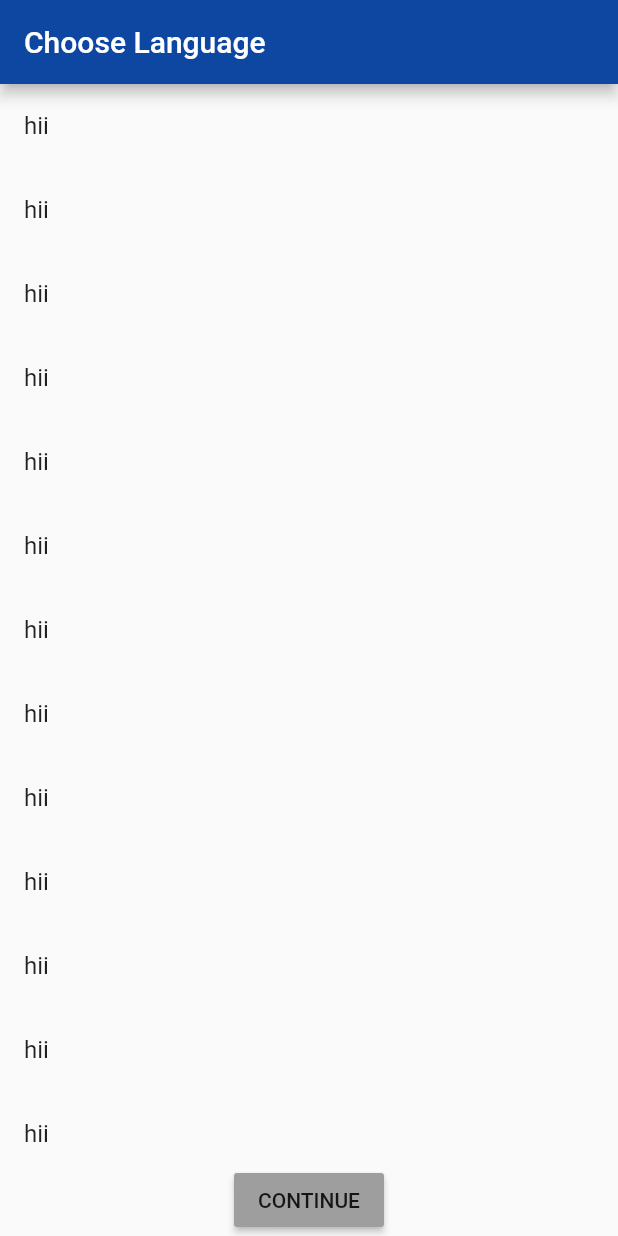
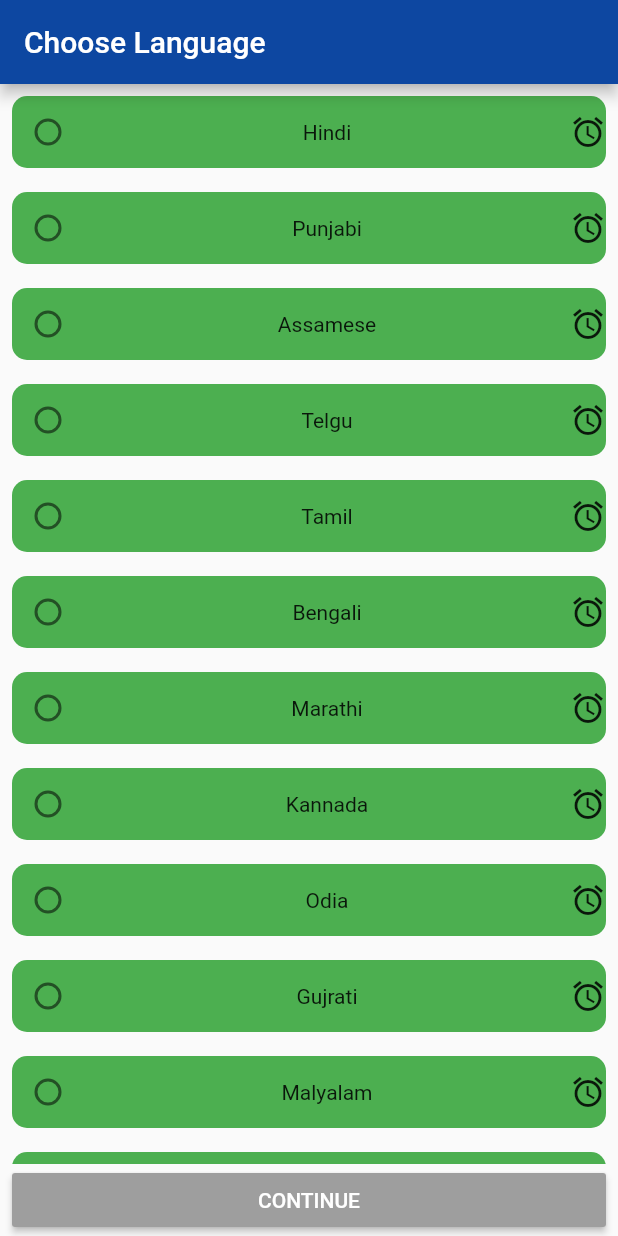
Before and after one commit to akarshbarar/flipkart_clone, a Flutter app: the screen it shows after launch, on a phone screen of 412 x 824 dp. Run offline on Flutter 3.47's test engine with Material 2 defaults, Android fonts, the phone set to English and light mode, and no system bars.

Commit message:
language page

```diff
--- a/lib/Language.dart
+++ b/lib/Language.dart
@@ -1,3 +1,4 @@
+import 'package:flipkart/UTILS/languageTitleEnum.dart';
 import 'package:flutter/material.dart';
 
 class Language extends StatefulWidget {
@@ -7,7 +8,24 @@ class Language extends StatefulWidget {
   _LanguageState createState() => _LanguageState();
 }
 
+LanguageTitleEnum? _languageTitleEnum = LanguageTitleEnum.English;
+
 class _LanguageState extends State<Language> {
+  String lang = "";
+  var list = [
+    "Hindi",
+    "Punjabi",
+    "Assamese",
+    "Telgu",
+    "Tamil",
+    "Bengali",
+    "Marathi",
+    "Kannada",
+    "Odia",
+    "Gujrati",
+    "Malyalam",
+    "English"
+  ];
   @override
   Widget build(BuildContext context) {
     return SafeArea(
@@ -21,18 +39,52 @@ class _LanguageState extends State<Language> {
           children: [
             Expanded(
               child: ListView.builder(
-                  itemCount: 100,
+                  itemCount: 12,
                   itemBuilder: (context, i) {
-                    return ListTile(
-                      title: Text("hii"),
-                    );
+                    return languageTile(context, i);
                   }),
             ),
-            MaterialButton(
-              onPressed: () {},
-              color: Colors.grey,
-              child: Text("CONTINUE"),
-            )
+            SizedBox(
+                width: MediaQuery.of(context).size.width,
+                child: Padding(
+                  padding: const EdgeInsets.only(left: 8.0, right: 8.0),
+                  child: MaterialButton(
+                    onPressed: () {},
+                    color: lang.length == 0 ? Colors.grey : Colors.orange,
+                    child: Text(
+                      "CONTINUE",
+                      style: TextStyle(color: Colors.white),
+                    ),
+                  ),
+                )),
+          ],
+        ),
+      ),
+    );
+  }
+
+  Widget languageTile(BuildContext context, int index) {
+    return Padding(
+      padding: const EdgeInsets.all(8.0),
+      child: Container(
+        decoration: BoxDecoration(
+          borderRadius: BorderRadius.circular(10),
+          color: Colors.green,
+        ),
+        child: Row(
+          mainAxisAlignment: MainAxisAlignment.spaceBetween,
+          children: [
+            Radio(
+              value: list[index],
+              groupValue: lang,
+              onChanged: (String? value) {
+                setState(() {
+                  lang = value!;
+                });
+              },
+            ),
+            Text(list[index]),
+            Icon(Icons.access_alarm)
           ],
         ),
       ),
--- /dev/null
+++ b/lib/UTILS/languageTitleEnum.dart
@@ -0,0 +1,14 @@
+enum LanguageTitleEnum {
+  Hindi,
+  Pubjabi,
+  Assamese,
+  Telgu,
+  Tamil,
+  Bengali,
+  Marathi,
+  Kannada,
+  Odia,
+  Gujrati,
+  Malyalam,
+  English
+}
```
